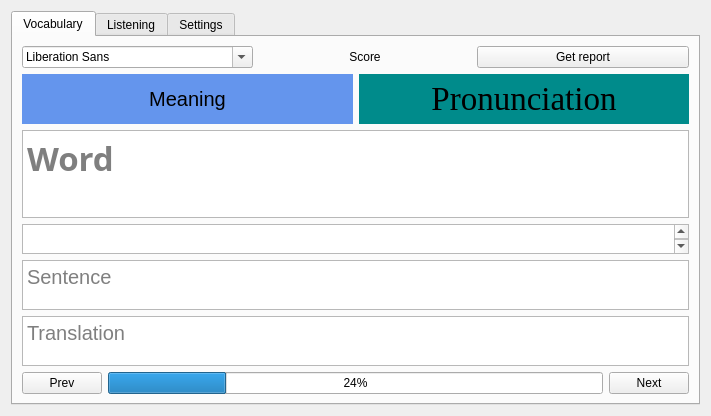
Above: ui/EnglishPractice.ui from SuWeipeng/EnglishPractice before the change. Below: the same form after it.
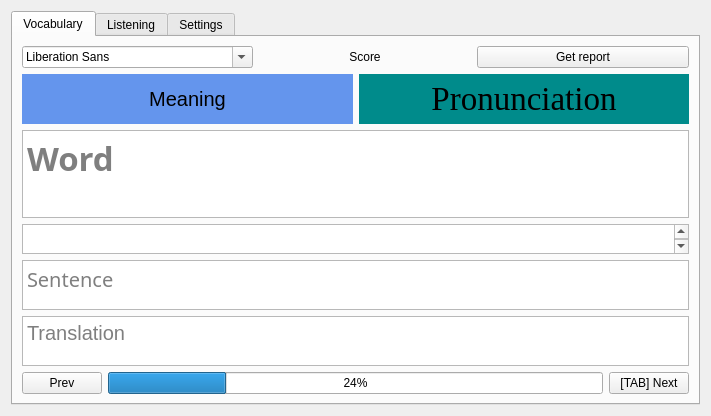
That is the form after the change.

Commit message: 字体改变对句子有效

```diff
--- a/ui/EnglishPractice.ui
+++ b/ui/EnglishPractice.ui
@@ -195,6 +195,7 @@
            </property>
            <property name="font">
             <font>
+             <family>Arial Rounded MT Bold</family>
              <pointsize>15</pointsize>
             </font>
            </property>
@@ -240,7 +241,7 @@
            <item>
             <widget class="QPushButton" name="pushButton_2">
              <property name="text">
-              <string>Next</string>
+              <string>[TAB] Next</string>
              </property>
             </widget>
            </item>
```
The commit also changes 1 other file.
